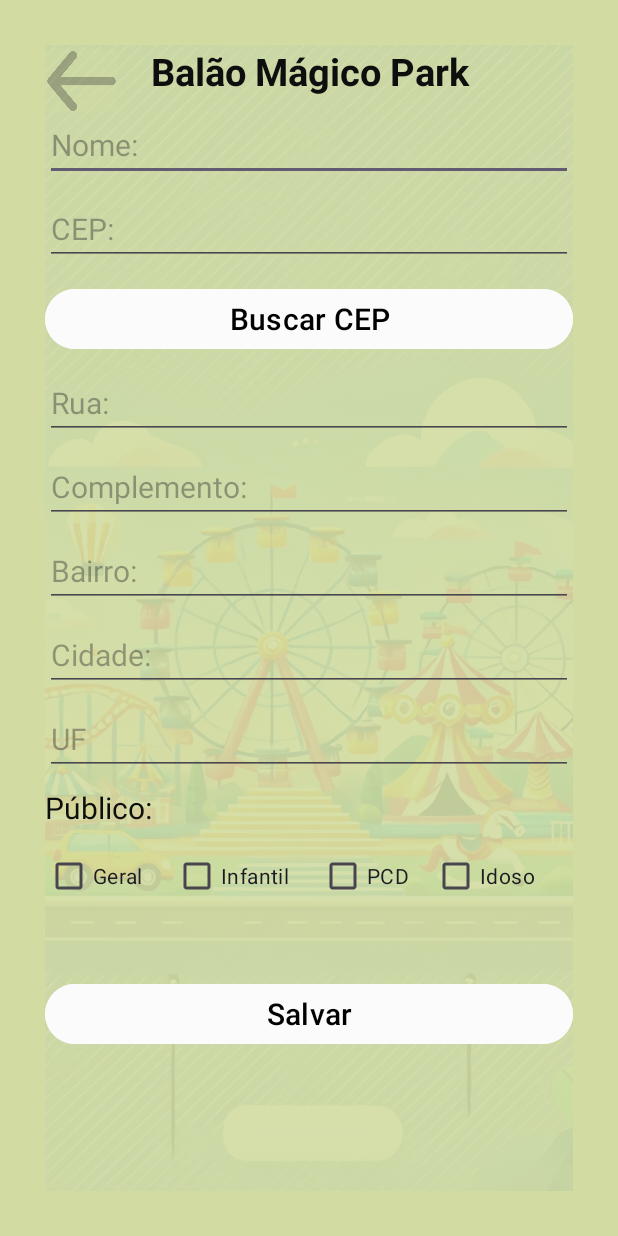
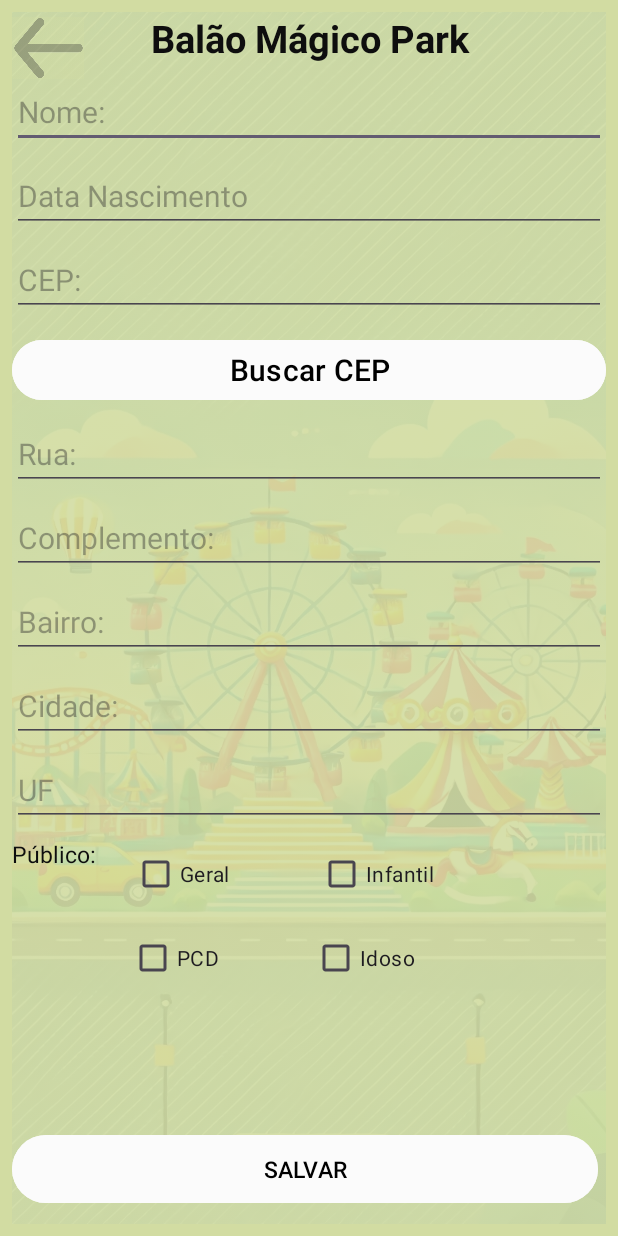
Before and after one commit to Cinthiacs/Filas-4play, an Android app: the TelaCadastroActivity screen opened directly, with no data from a screen before it, on a phone screen of 412 x 824 dp. Run offline under Robolectric (Android 15) with nearby library versions, the phone set to English and light mode, and no system bars.

Commit message:
Feito Tela Cadastro

```diff
--- a/app/src/main/res/layout/activity_tela_cadastro.xml
+++ b/app/src/main/res/layout/activity_tela_cadastro.xml
@@ -8,7 +8,7 @@
 
         android:layout_width="match_parent"
         android:background="#D2DCA2"
-        android:padding="30dp"
+        android:padding="8dp"
         android:layout_height="match_parent"
         tools:context=".MainActivity">
 
@@ -16,9 +16,11 @@
         android:id="@+id/background_image"
         android:layout_width="match_parent"
         android:layout_height="match_parent"
+        android:alpha="0.1"
+        android:scaleType="centerCrop"
         android:src="@drawable/parque_plano_fundo"
-        android:scaleType="centerCrop"
-        android:alpha="0.1"/>
+        tools:layout_editor_absoluteX="-62dp"
+        tools:layout_editor_absoluteY="30dp" />
 
     <ImageButton
         android:id="@+id/btn_voltar"
@@ -64,6 +66,18 @@
             android:layout_marginVertical="8dp"/>
 
         <EditText
+            android:id="@+id/dtnasc"
+            android:layout_width="0dp"
+            android:layout_height="wrap_content"
+            android:hint="Data Nascimento"
+            android:textColor="#0E0E0E"
+            android:textSize="20sp"
+            app:layout_constraintTop_toBottomOf="@id/nome"
+            app:layout_constraintStart_toStartOf="parent"
+            app:layout_constraintEnd_toEndOf="parent"
+            android:layout_marginVertical="8dp"/>
+
+        <EditText
             android:id="@+id/cep"
             android:layout_width="0dp"
             android:layout_height="wrap_content"
@@ -71,7 +85,7 @@
             android:inputType="number"
             android:textColor="#0E0E0E"
             android:textSize="20sp"
-            app:layout_constraintTop_toBottomOf="@id/nome"
+            app:layout_constraintTop_toBottomOf="@id/dtnasc"
             app:layout_constraintStart_toStartOf="parent"
             app:layout_constraintEnd_toEndOf="parent"
             android:layout_marginVertical="8dp"/>
@@ -151,64 +165,68 @@
 
     <TextView
         android:id="@+id/Publico"
-        android:layout_width="0dp"
-        android:layout_height="wrap_content"
-        android:text="Público:"
-        android:textSize="20sp"
-        android:textColor="#0E0E0E"
-        app:layout_constraintTop_toBottomOf="@id/uf"
-        app:layout_constraintStart_toStartOf="parent"
-        app:layout_constraintEnd_toEndOf="parent"
-        android:layout_marginVertical="8dp"/>
-
-    <LinearLayout
         android:layout_width="wrap_content"
         android:layout_height="wrap_content"
-        android:orientation="horizontal"
-        app:layout_constraintTop_toBottomOf="@id/Publico"
+        android:layout_marginTop="8dp"
+        android:text="Público:"
+        android:textColor="#0E0E0E"
+        android:textSize="15sp"
         app:layout_constraintStart_toStartOf="parent"
-        android:layout_marginTop="8dp">
+        app:layout_constraintTop_toBottomOf="@id/uf" />
 
-        <CheckBox
-            android:id="@+id/check_geral"
-            android:layout_width="match_parent"
-            android:layout_height="wrap_content"
-            android:text="Geral"
-            android:layout_marginEnd="20dp"/>
+    <CheckBox
+        android:id="@+id/check_geral"
+        android:layout_width="100dp"
+        android:layout_height="48dp"
+        android:layout_marginStart="0dp"
+        android:text="Geral"
+        app:layout_constraintEnd_toEndOf="parent"
+        app:layout_constraintHorizontal_bias="0.1"
+        app:layout_constraintStart_toEndOf="@id/Publico"
+        app:layout_constraintTop_toTopOf="@id/Publico" />
 
-        <CheckBox
-            android:id="@+id/check_infantil"
-            android:layout_width="match_parent"
-            android:layout_height="wrap_content"
-            android:text="Infantil"
-            android:layout_marginEnd="20dp"/>
-        <CheckBox
-            android:id="@+id/check_pcd"
-            android:layout_width="match_parent"
-            android:layout_height="wrap_content"
-            android:text="PCD"
-            android:layout_marginEnd="15dp"/>
-        <CheckBox
-            android:id="@+id/check_idoso"
-            android:layout_width="match_parent"
-            android:layout_height="wrap_content"
-            android:text="Idoso"
-            android:layout_marginEnd="25dp"/>
+    <CheckBox
+        android:id="@+id/check_infantil"
+        android:layout_width="100dp"
+        android:layout_height="48dp"
+        android:layout_marginStart="24dp"
+        android:text="Infantil"
+        app:layout_constraintStart_toEndOf="@id/check_geral"
+        app:layout_constraintTop_toTopOf="@id/check_geral" />
 
-    </LinearLayout>
+    <CheckBox
+        android:id="@+id/check_pcd"
+        android:layout_width="100dp"
+        android:layout_height="48dp"
+        android:layout_marginStart="78dp"
+        android:layout_marginTop="8dp"
+        android:text="PCD"
+        app:layout_constraintStart_toStartOf="parent"
+        app:layout_constraintTop_toBottomOf="@id/check_geral" />
+
+    <CheckBox
+        android:id="@+id/check_idoso"
+        android:layout_width="100dp"
+        android:layout_height="48dp"
+        android:layout_marginStart="22dp"
+        android:layout_marginTop="8dp"
+        android:text="Idoso"
+        app:layout_constraintStart_toEndOf="@id/check_pcd"
+        app:layout_constraintTop_toBottomOf="@id/check_infantil" />
 
     <Button
-        android:id="@+id/btnSalvar"
-        android:layout_width="0dp"
+        android:id="@+id/btn_salvar"
+        android:layout_width="match_parent"
         android:layout_height="wrap_content"
-        android:layout_marginTop="100dp"
+        android:layout_gravity="center"
+        android:layout_marginEnd="5dp"
+        android:layout_marginBottom="10dp"
         android:backgroundTint="#FBFBFB"
-        android:text="Salvar"
-        android:textColor="#000000"
-        android:textSize="20sp"
-        app:layout_constraintEnd_toEndOf="parent"
-        app:layout_constraintHorizontal_bias="1.0"
-        app:layout_constraintStart_toStartOf="parent"
-        app:layout_constraintTop_toBottomOf="@id/Publico"/>
+        android:padding="12dp"
+        android:text="SALVAR"
+        android:textColor="@color/black"
+        android:textSize="15sp"
+        app:layout_constraintBottom_toBottomOf="parent"
+        app:layout_constraintEnd_toEndOf="parent" />
 
 </androidx.constraintlayout.widget.ConstraintLayout>
```
